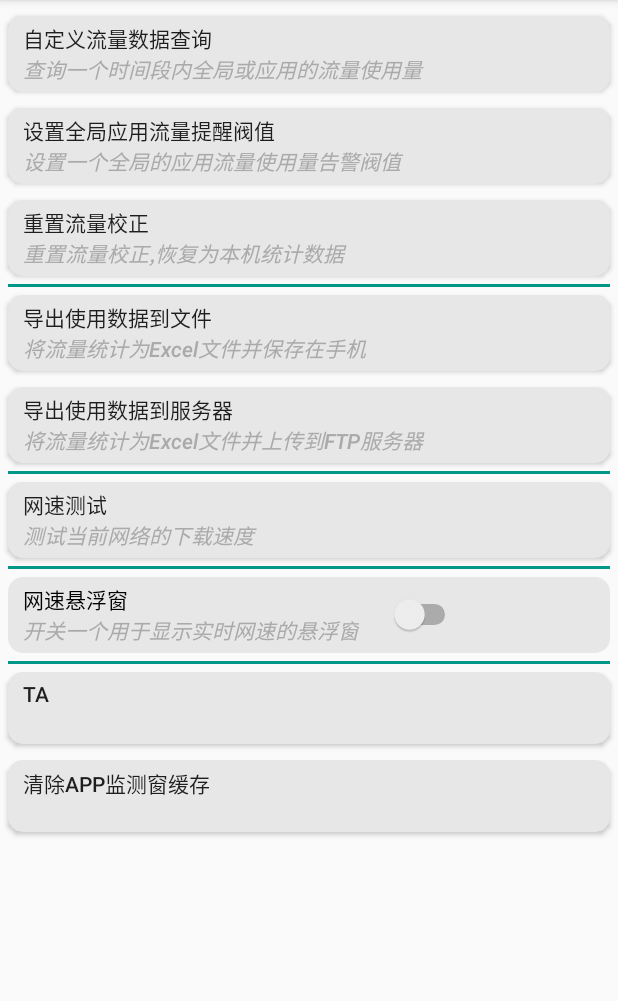
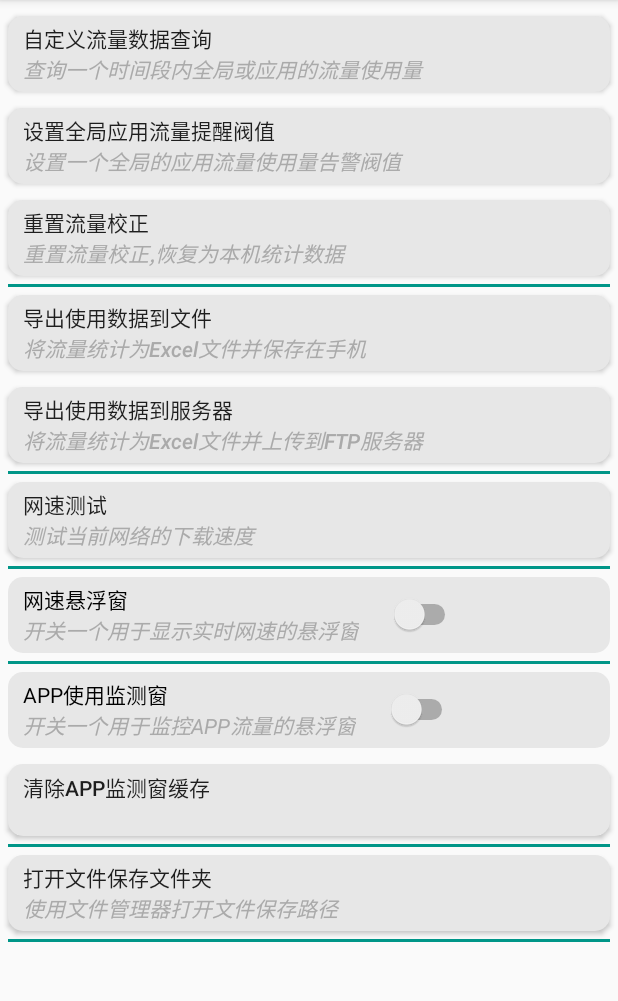
Before and after one commit to Yezh05/DataTrafficManager, an Android app: the fragment MyFragmentToolsPage shown on its own in the app's theme, on a phone screen of 412 x 824 dp, the part 84-1085 px from its top. Run offline under Robolectric (Android 15) with nearby library versions, the phone set to English and light mode, and no system bars; libraries missing offline, so code that uses them is left out: com.github.mikephil.charting, org.apache.poi.

Commit message:
yezh9805 2020/3/8 16:14
Signed-off-by: YeZh05 <yezh9805@hotmail.com>

```diff
--- a/app/src/main/java/edu/yezh/datatrafficmanager/tools/floatWindowTools/FloatingWindowAppMonitorService.java
+++ b/app/src/main/java/edu/yezh/datatrafficmanager/tools/floatWindowTools/FloatingWindowAppMonitorService.java
@@ -119,6 +119,7 @@ public class FloatingWindowAppMonitorService extends Service {
         super.onDestroy();
         windowManager.removeView(view);
         isStarted = false;
+        System.out.println("销毁完成");
     }
     @Override
     public int onStartCommand(Intent intent, int flags, int startId) {
--- a/app/src/main/java/edu/yezh/datatrafficmanager/ui/MyFragmentToolsPage.java
+++ b/app/src/main/java/edu/yezh/datatrafficmanager/ui/MyFragmentToolsPage.java
@@ -16,6 +16,7 @@ import android.os.Bundle;
 import android.os.Handler;
 import android.os.Looper;
 import android.os.StrictMode;
+import android.provider.DocumentsContract;
 import android.provider.Settings;
 import android.text.Html;
 import android.util.Log;
@@ -197,18 +198,43 @@ public class MyFragmentToolsPage extends Fragment {
         });
 
         final Intent serviceIntend2 = new Intent(getActivity(), FloatingWindowAppMonitorService.class);
-        Button ButtonT = view.findViewById(R.id.ButtonT);
-        ButtonT.setOnClickListener(new View.OnClickListener() {
+        Button ButtonOpenOutputFileFolder = view.findViewById(R.id.ButtonOpenOutputFileFolder);
+        addButtonComment(ButtonOpenOutputFileFolder,"<br><i><font color='#AAAAAA'>使用文件管理器打开文件保存路径</i>");
+        ButtonOpenOutputFileFolder.setOnClickListener(new View.OnClickListener() {
             @Override
             public void onClick(View v) {
-                try {
+                Uri selectedUri = Uri.parse(context.getExternalFilesDir("").getAbsolutePath()+"/" );
+                Intent intent = new Intent(Intent.ACTION_VIEW);
+                intent.setDataAndType(selectedUri, "resource/folder");
+                if (intent.resolveActivityInfo(context.getPackageManager(), 0) != null)
+                {
+                    startActivity(intent);
+                }
+                else
+                {
+                    Snackbar.make(view,"没有合适的文件管理器",Snackbar.LENGTH_LONG).show();
+                }
+            }
+        });
+
+        Button ButtonCleanTransRecord = view.findViewById(R.id.ButtonCleanTransRecord);
+        ButtonCleanTransRecord.setOnClickListener(new View.OnClickListener() {
+            @Override
+            public void onClick(View v) {
+                AppTransRecordDao appTransRecordDao = new AppTransRecordDao(context);
+                appTransRecordDao.deteleAll();
+                System.out.println("已全部清除");
+            }
+        });
+
+        TextView TextViewOpenAppMonitorInfo = view.findViewById(R.id.TextViewOpenAppMonitorInfo);
+        TextViewOpenAppMonitorInfo.setText(Html.fromHtml("APP使用监测窗<br/><i><font color='#AAAAAA'>开关一个用于监控APP流量的悬浮窗</i>"));
+        Switch SwitchOpenAppMonitorInfo = view.findViewById(R.id.SwitchOpenAppMonitorInfo);
+        SwitchOpenAppMonitorInfo.setOnCheckedChangeListener(new CompoundButton.OnCheckedChangeListener() {
+            @Override
+            public void onCheckedChanged(CompoundButton buttonView, boolean isChecked) {
+                if (isChecked){
                     if (FloatingWindowAppMonitorService.isStarted) {
-                        try {
-
-                            getActivity().stopService(serviceIntend2);
-                        } catch (Exception e) {
-                            e.printStackTrace();
-                        }
                         return;
                     }
                     if (!Settings.canDrawOverlays(context)) {
@@ -223,23 +249,19 @@ public class MyFragmentToolsPage extends Fragment {
                             e.printStackTrace();
                         }
                     }
-                } catch (Exception e) {
-                    e.printStackTrace();
+                }else {
+                    if (FloatingWindowAppMonitorService.isStarted) {
+                        try {
+
+                            getActivity().stopService(serviceIntend2);
+                        } catch (Exception e) {
+                            e.printStackTrace();
+                        }
+                        return;
+                    }
                 }
-
             }
         });
-        Button ButtonCleanTransRecord = view.findViewById(R.id.ButtonCleanTransRecord);
-        ButtonCleanTransRecord.setOnClickListener(new View.OnClickListener() {
-            @Override
-            public void onClick(View v) {
-                AppTransRecordDao appTransRecordDao = new AppTransRecordDao(context);
-                appTransRecordDao.deteleAll();
-                System.out.println("已全部清除");
-            }
-        });
-
-
         return view;
     }
 
--- a/app/src/main/res/layout/fragment_tools_page.xml
+++ b/app/src/main/res/layout/fragment_tools_page.xml
@@ -111,14 +111,27 @@
             android:layout_marginLeft="5dp"
             android:layout_marginRight="5dp"
             android:background="#009688" />
-        <Button
-            android:id="@+id/ButtonT"
+        <LinearLayout
             android:layout_width="match_parent"
             android:layout_height="wrap_content"
             android:background="@drawable/btn_shape2"
             android:layout_margin="5dp"
-            android:gravity="left"
-            android:text="TA" />
+            android:gravity="center_vertical">
+            <TextView
+                android:id="@+id/TextViewOpenAppMonitorInfo"
+                android:layout_width="wrap_content"
+                android:layout_height="wrap_content"
+                android:text="APP使用监测窗"
+                android:textColor="#000000"/>
+
+            <Switch
+                android:id="@+id/SwitchOpenAppMonitorInfo"
+                android:layout_width="wrap_content"
+                android:layout_height="wrap_content"
+                android:layout_toRightOf="@+id/textViewFloatWindow"
+                android:layout_marginLeft="20dp"/>
+        </LinearLayout>
+
         <Button
             android:id="@+id/ButtonCleanTransRecord"
             android:layout_width="match_parent"
@@ -127,5 +140,25 @@
             android:layout_margin="5dp"
             android:gravity="left"
             android:text="清除APP监测窗缓存" />
+        <View
+            android:layout_width="match_parent"
+            android:layout_height="2dp"
+            android:layout_marginLeft="5dp"
+            android:layout_marginRight="5dp"
+            android:background="#009688" />
+        <Button
+            android:id="@+id/ButtonOpenOutputFileFolder"
+            android:layout_width="match_parent"
+            android:layout_height="wrap_content"
+            android:background="@drawable/btn_shape2"
+            android:layout_margin="5dp"
+            android:gravity="left"
+            android:text="打开文件保存文件夹" />
+        <View
+            android:layout_width="match_parent"
+            android:layout_height="2dp"
+            android:layout_marginLeft="5dp"
+            android:layout_marginRight="5dp"
+            android:background="#009688" />
     </LinearLayout></ScrollView>
 </RelativeLayout>
```
